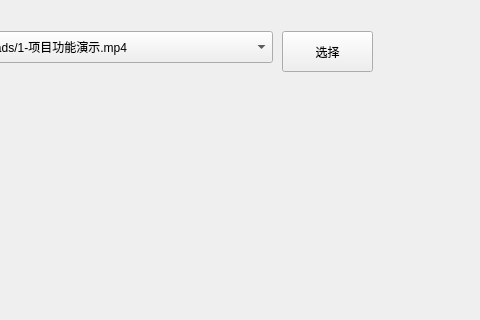
Qt form ToolKit/ui/mainpage.ui (Areay7/ToolKit) before a commit; both pictures show x 547 to 1027 and y 0 to 320 of the 1027 by 668 pixel window.
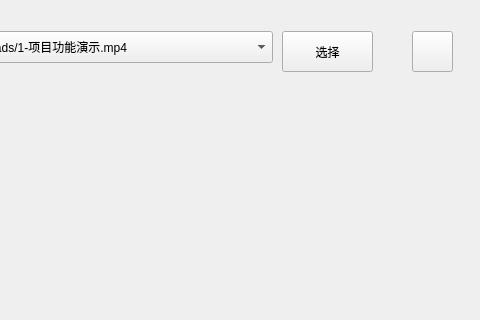
The same form after that commit. Icons and pictures are not drawn. Custom widgets are drawn as their Qt base class.

The edit to the form file:
```diff
--- a/ToolKit/ui/mainpage.ui
+++ b/ToolKit/ui/mainpage.ui
@@ -548,6 +548,31 @@
         </rect>
        </property>
       </widget>
+      <widget class="QPushButton" name="btn_videoPlay_exit">
+       <property name="geometry">
+        <rect>
+         <x>630</x>
+         <y>20</y>
+         <width>41</width>
+         <height>41</height>
+        </rect>
+       </property>
+       <property name="styleSheet">
+        <string notr="true"> QPushButton 
+{
+	border-image: url(:/res/LoginPage/close_common.png);
+ }
+
+QPushButton:pressed
+ {
+	border-image: url(:/res/LoginPage/close_press.png);
+ }
+</string>
+       </property>
+       <property name="text">
+        <string/>
+       </property>
+      </widget>
      </widget>
      <widget class="QWidget" name="page_opencv">
       <widget class="QLabel" name="label_wxIcon_7">
```
Left out of the diff: 2 changed lines with no effect on the pictures.
